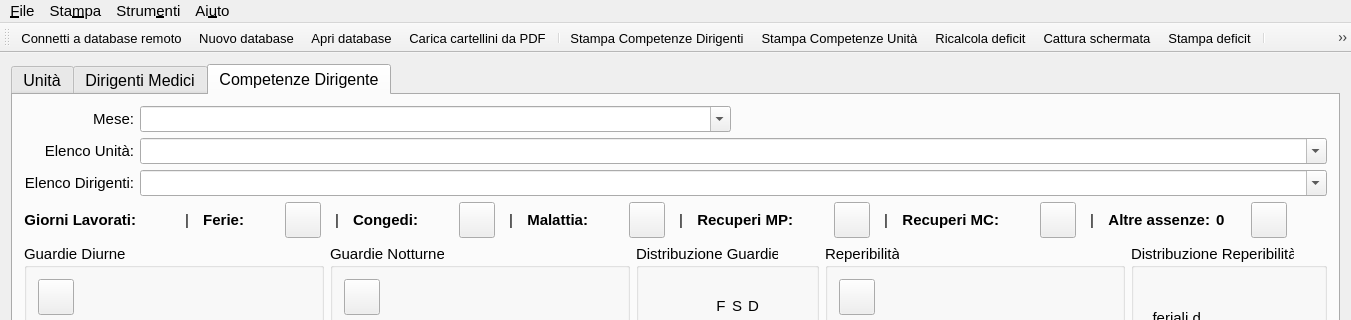
Old version of the form mainwindow.ui in the repository gcala/GestioneCompetenzeMedici; both pictures show x 0 to 1351 and y 0 to 320 of the 1351 by 813 pixel window.
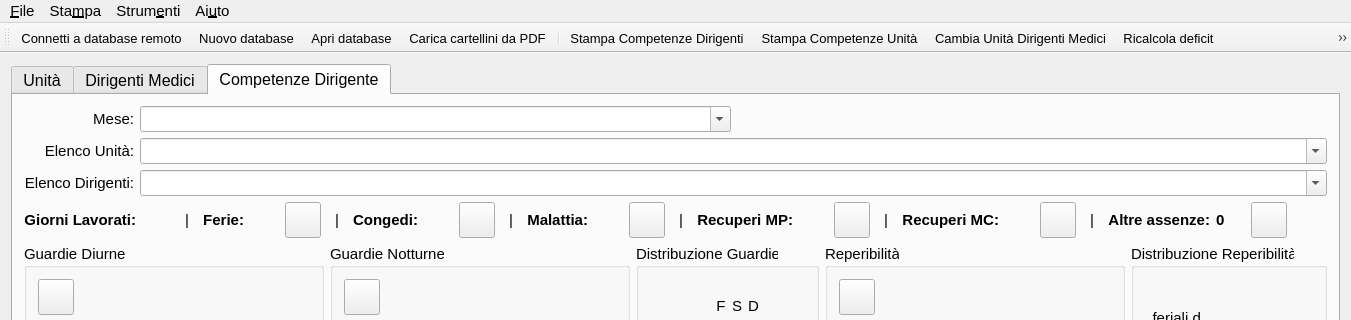
New version of the form. Icons and pictures are not drawn. Custom widgets are drawn as their Qt base class.

Commit message: Nuova finestra per spostamento medici tra unità

What changed in the file:
```diff
--- a/mainwindow.ui
+++ b/mainwindow.ui
@@ -3785,6 +3785,7 @@
    <addaction name="separator"/>
    <addaction name="actionStampaCompetenzeDirigenti"/>
    <addaction name="actionStampaCompetenzeUnita"/>
+   <addaction name="actionCambiaUnit"/>
    <addaction name="actionRicalcolaDeficit"/>
    <addaction name="actionTakeScreenshot"/>
    <addaction name="actionPrintDeficit"/>
@@ -4017,7 +4018,7 @@
      <normaloff>:/icons/view-preview.svg</normaloff>:/icons/view-preview.svg</iconset>
    </property>
    <property name="text">
-    <string>Cattura schermata</string>
+    <string>Cattura &amp;schermata</string>
    </property>
    <property name="toolTip">
     <string>Cattura una schermata dell'applicazione</string>
@@ -4029,12 +4030,24 @@
      <normaloff>:/icons/appointment-soon-symbolic.svg</normaloff>:/icons/appointment-soon-symbolic.svg</iconset>
    </property>
    <property name="text">
-    <string>Stampa deficit...</string>
+    <string>Stampa &amp;deficit...</string>
    </property>
    <property name="toolTip">
     <string>Stampa il deficit orario</string>
    </property>
   </action>
+  <action name="actionCambiaUnit">
+   <property name="icon">
+    <iconset resource="assets.qrc">
+     <normaloff>:/icons/switch.svg</normaloff>:/icons/switch.svg</iconset>
+   </property>
+   <property name="text">
+    <string>Cambia Unità Dirigenti Medici</string>
+   </property>
+   <property name="toolTip">
+    <string>Cambia Unità Dirigenti Medici</string>
+   </property>
+  </action>
  </widget>
  <layoutdefault spacing="6" margin="11"/>
  <customwidgets>
```
Left out of the diff: 29 changed lines with no effect on the pictures. The commit also changes 13 other files.
